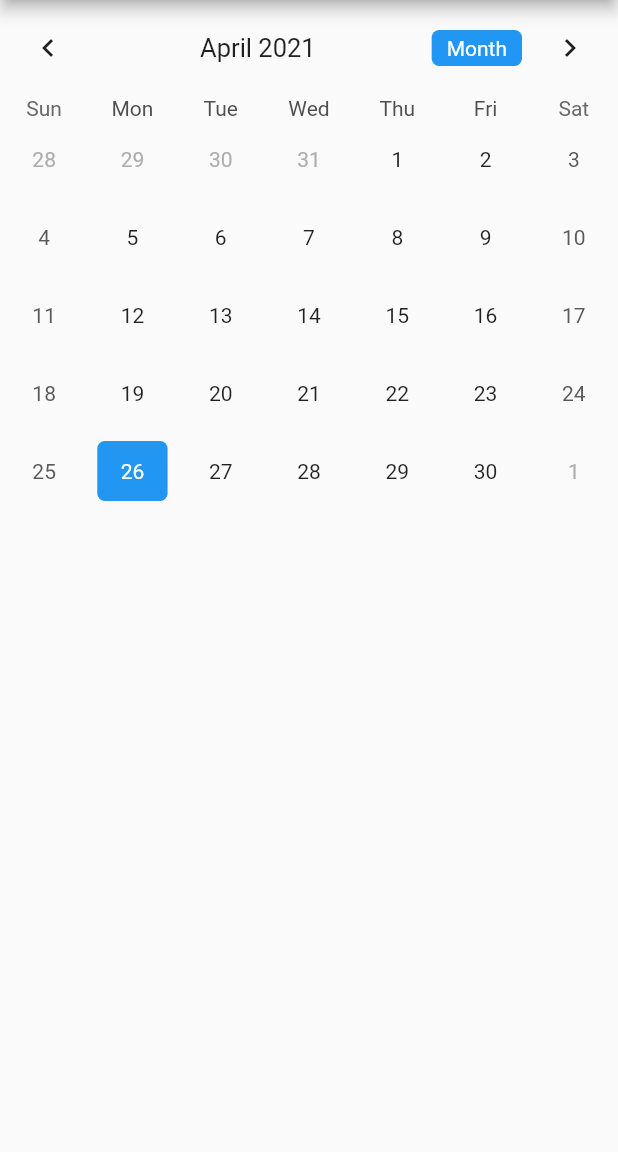
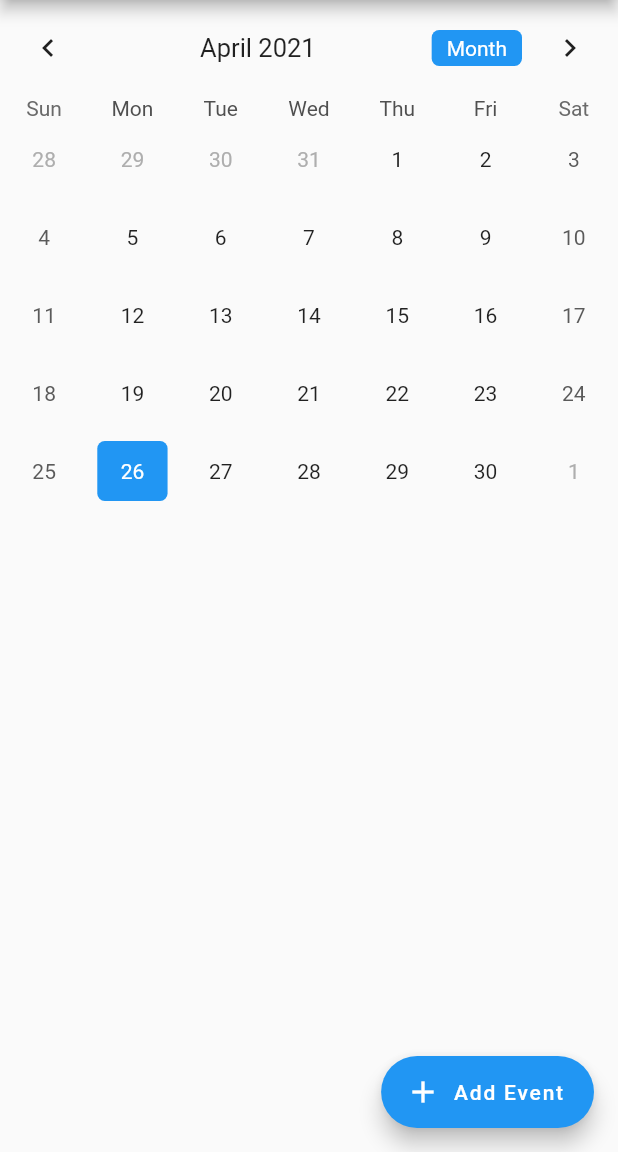
Before and after one commit to imyashadulkar/calendar, a Flutter app: the screen it shows after launch, on a phone screen of 412 x 824 dp, the part 84-1236 px from its top. Run offline on Flutter 3.47's test engine with Material 2 defaults, Android fonts, the phone set to English and light mode, and no system bars; drawn by our look-alikes of table_calendar.

Commit message:
Update calendar.dart

```diff
--- a/lib/calendar.dart
+++ b/lib/calendar.dart
@@ -1,3 +1,4 @@
+import 'package:calendar/event.dart';
 import 'package:flutter/material.dart';
 import 'package:table_calendar/table_calendar.dart';
 
@@ -7,9 +8,28 @@ class Calendar extends StatefulWidget {
 }
 
 class _CalendarState extends State<Calendar> {
+  Map<DateTime, List<Event>> selectedEvents;
   CalendarFormat format = CalendarFormat.month;
   DateTime selectedDay = DateTime.now();
   DateTime focusedDay = DateTime.now();
+
+  TextEditingController _eventController = TextEditingController();
+
+  @override
+  void initState() {
+    selectedEvents = {};
+    super.initState();
+  }
+
+  List<Event> _getEventsfromDay(DateTime date) {
+    return selectedEvents[date] ?? [];
+  }
+
+  @override
+  void dispose() {
+    _eventController.dispose();
+    super.dispose();
+  }
 
   @override
   Widget build(BuildContext context) {
@@ -18,7 +38,9 @@ class _CalendarState extends State<Calendar> {
         title: Text("ESTech Calendar"),
         centerTitle: true,
       ),
-      body: TableCalendar(
+      body: Column(
+        children: [
+          TableCalendar(
             focusedDay: selectedDay,
             firstDay: DateTime(1990),
             lastDay: DateTime(2050),
@@ -43,6 +65,8 @@ class _CalendarState extends State<Calendar> {
               return isSameDay(selectedDay, date);
             },
 
+            eventLoader: _getEventsfromDay,
+
             //To style the Calendar
             calendarStyle: CalendarStyle(
               isTodayHighlighted: true,
@@ -54,6 +78,14 @@ class _CalendarState extends State<Calendar> {
               selectedTextStyle: TextStyle(color: Colors.white),
               todayDecoration: BoxDecoration(
                 color: Colors.purpleAccent,
+                shape: BoxShape.rectangle,
+                borderRadius: BorderRadius.circular(5.0),
+              ),
+              defaultDecoration: BoxDecoration(
+                shape: BoxShape.rectangle,
+                borderRadius: BorderRadius.circular(5.0),
+              ),
+              weekendDecoration: BoxDecoration(
                 shape: BoxShape.rectangle,
                 borderRadius: BorderRadius.circular(5.0),
               ),
@@ -71,6 +103,57 @@ class _CalendarState extends State<Calendar> {
               ),
             ),
           ),
+          ..._getEventsfromDay(selectedDay).map(
+            (Event event) => ListTile(
+              title: Text(
+                event.title,
+              ),
+            ),
+          ),
+        ],
+      ),
+      floatingActionButton: FloatingActionButton.extended(
+        onPressed: () => showDialog(
+          context: context,
+          builder: (context) => AlertDialog(
+            title: Text("Add Event"),
+            content: TextFormField(
+              controller: _eventController,
+            ),
+            actions: [
+              TextButton(
+                child: Text("Cancel"),
+                onPressed: () => Navigator.pop(context),
+              ),
+              TextButton(
+                child: Text("Ok"),
+                onPressed: () {
+                  if (_eventController.text.isEmpty) {
+
+                  } else {
+                    if (selectedEvents[selectedDay] != null) {
+                      selectedEvents[selectedDay].add(
+                        Event(title: _eventController.text),
+                      );
+                    } else {
+                      selectedEvents[selectedDay] = [
+                        Event(title: _eventController.text)
+                      ];
+                    }
+
+                  }
+                  Navigator.pop(context);
+                  _eventController.clear();
+                  setState((){});
+                  return;
+                },
+              ),
+            ],
+          ),
+        ),
+        label: Text("Add Event"),
+        icon: Icon(Icons.add),
+      ),
     );
   }
 }
```
Lines whose indentation alone changed are shown as unchanged.
